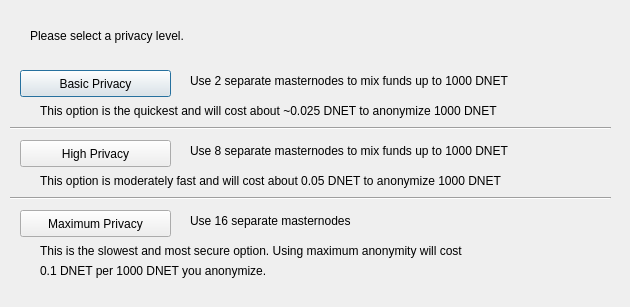
Before: the Qt Designer form src/qt/forms/obfuscationconfig.ui in eons-finance/ALQO, drawn with Qt 5.
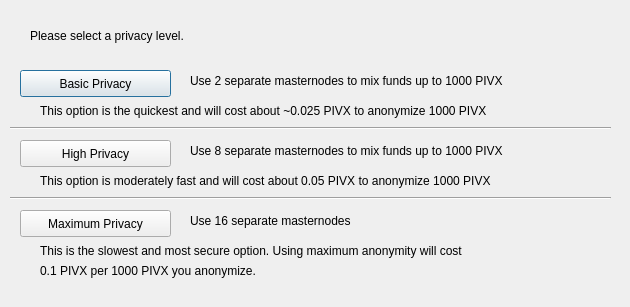
After: the same form once the commit is applied.

Commit message: substitute DNET -> PIVX

```diff
--- a/src/qt/forms/obfuscationconfig.ui
+++ b/src/qt/forms/obfuscationconfig.ui
@@ -75,7 +75,7 @@
     </rect>
    </property>
    <property name="text">
-    <string>Use 2 separate masternodes to mix funds up to 1000 DNET</string>
+    <string>Use 2 separate masternodes to mix funds up to 1000 PIVX</string>
    </property>
   </widget>
   <widget class="QLabel" name="label_3">
@@ -88,7 +88,7 @@
     </rect>
    </property>
    <property name="text">
-    <string>Use 8 separate masternodes to mix funds up to 1000 DNET</string>
+    <string>Use 8 separate masternodes to mix funds up to 1000 PIVX</string>
    </property>
   </widget>
   <widget class="QLabel" name="label_4">
@@ -114,7 +114,7 @@
     </rect>
    </property>
    <property name="text">
-    <string>This option is the quickest and will cost about ~0.025 DNET to anonymize 1000 DNET</string>
+    <string>This option is the quickest and will cost about ~0.025 PIVX to anonymize 1000 PIVX</string>
    </property>
   </widget>
   <widget class="QLabel" name="label_7">
@@ -127,7 +127,7 @@
     </rect>
    </property>
    <property name="text">
-    <string>This option is moderately fast and will cost about 0.05 DNET to anonymize 1000 DNET</string>
+    <string>This option is moderately fast and will cost about 0.05 PIVX to anonymize 1000 PIVX</string>
    </property>
   </widget>
   <widget class="QLabel" name="label_8">
@@ -153,7 +153,7 @@
     </rect>
    </property>
    <property name="text">
-    <string>0.1 DNET per 1000 DNET you anonymize.</string>
+    <string>0.1 PIVX per 1000 PIVX you anonymize.</string>
    </property>
   </widget>
   <widget class="Line" name="line">
```
The commit also changes 59 other files.
